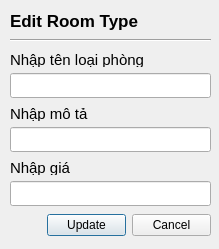
The window that Pbl2/Editroomtype.ui (TrisMinh/PBL2) describes before a commit, drawn with Qt 5.
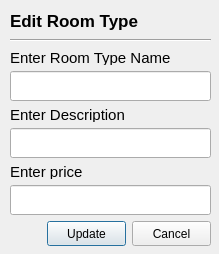
The same window after the commit.

The edit to the form file:
```diff
--- a/Pbl2/Editroomtype.ui
+++ b/Pbl2/Editroomtype.ui
@@ -7,7 +7,7 @@
     <x>0</x>
     <y>0</y>
     <width>219</width>
-    <height>249</height>
+    <height>254</height>
    </rect>
   </property>
   <property name="windowTitle">
@@ -45,13 +45,13 @@
     <string>Edit Room Type</string>
    </property>
   </widget>
-  <widget class="QWidget" name="">
+  <widget class="QWidget" name="layoutWidget">
    <property name="geometry">
     <rect>
      <x>10</x>
      <y>50</y>
      <width>201</width>
-     <height>191</height>
+     <height>196</height>
     </rect>
    </property>
    <layout class="QVBoxLayout" name="verticalLayout">
@@ -71,7 +71,7 @@
          </font>
         </property>
         <property name="text">
-         <string>Nhập tên loại phòng</string>
+         <string>Enter Room Type Name</string>
         </property>
        </widget>
       </item>
@@ -80,7 +80,7 @@
         <property name="minimumSize">
          <size>
           <width>0</width>
-          <height>25</height>
+          <height>30</height>
          </size>
         </property>
         <property name="placeholderText">
@@ -106,7 +106,7 @@
          </font>
         </property>
         <property name="text">
-         <string>Nhập mô tả</string>
+         <string>Enter Description</string>
         </property>
        </widget>
       </item>
@@ -115,7 +115,7 @@
         <property name="minimumSize">
          <size>
           <width>0</width>
-          <height>25</height>
+          <height>30</height>
          </size>
         </property>
         <property name="placeholderText">
@@ -141,7 +141,7 @@
          </font>
         </property>
         <property name="text">
-         <string>Nhập giá</string>
+         <string>Enter price</string>
         </property>
        </widget>
       </item>
@@ -150,7 +150,7 @@
         <property name="minimumSize">
          <size>
           <width>0</width>
-          <height>25</height>
+          <height>30</height>
          </size>
         </property>
         <property name="placeholderText">
@@ -182,7 +182,7 @@
           <property name="minimumSize">
            <size>
             <width>55</width>
-            <height>18</height>
+            <height>25</height>
            </size>
           </property>
           <property name="styleSheet">
@@ -199,7 +199,7 @@
            <string>Update</string>
           </property>
           <property name="checkable">
-           <bool>true</bool>
+           <bool>false</bool>
           </property>
          </widget>
         </item>
@@ -208,7 +208,7 @@
           <property name="minimumSize">
            <size>
             <width>18</width>
-            <height>18</height>
+            <height>25</height>
            </size>
           </property>
           <property name="styleSheet">
```
Left out of the diff: 21 changed lines with no effect on the pictures.
